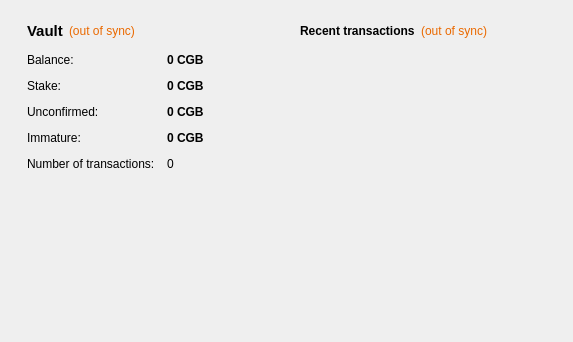
The window that src/qt/forms/overviewpage.ui (cryptogenicbonds/CryptoBullion-CBX) describes before a commit, drawn with Qt 5.
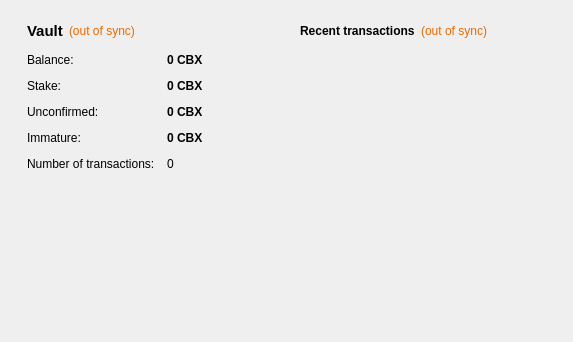
The same window after the commit.

What changed in the file:
```diff
--- a/src/qt/forms/overviewpage.ui
+++ b/src/qt/forms/overviewpage.ui
@@ -120,7 +120,7 @@
              <string>Your current balance</string>
             </property>
             <property name="text">
-             <string notr="true">0 CGB</string>
+             <string notr="true">0 CBX</string>
             </property>
             <property name="textInteractionFlags">
              <set>Qt::LinksAccessibleByMouse|Qt::TextSelectableByKeyboard|Qt::TextSelectableByMouse</set>
@@ -149,7 +149,7 @@
              <string>Total of coins that was staked, and do not yet count toward the current balance</string>
             </property>
             <property name="text">
-             <string notr="true">0 CGB</string>
+             <string notr="true">0 CBX</string>
             </property>
             <property name="textInteractionFlags">
              <set>Qt::LinksAccessibleByMouse|Qt::TextSelectableByKeyboard|Qt::TextSelectableByMouse</set>
@@ -178,7 +178,7 @@
              <string>Total of transactions that have yet to be confirmed, and do not yet count toward the current balance</string>
             </property>
             <property name="text">
-             <string notr="true">0 CGB</string>
+             <string notr="true">0 CBX</string>
             </property>
             <property name="textInteractionFlags">
              <set>Qt::LinksAccessibleByMouse|Qt::TextSelectableByKeyboard|Qt::TextSelectableByMouse</set>
@@ -204,7 +204,7 @@
              <string>Mined balance that has not yet matured</string>
             </property>
             <property name="text">
-             <string notr="true">0 CGB</string>
+             <string notr="true">0 CBX</string>
             </property>
             <property name="textInteractionFlags">
              <set>Qt::LinksAccessibleByMouse|Qt::TextSelectableByKeyboard|Qt::TextSelectableByMouse</set>
```
